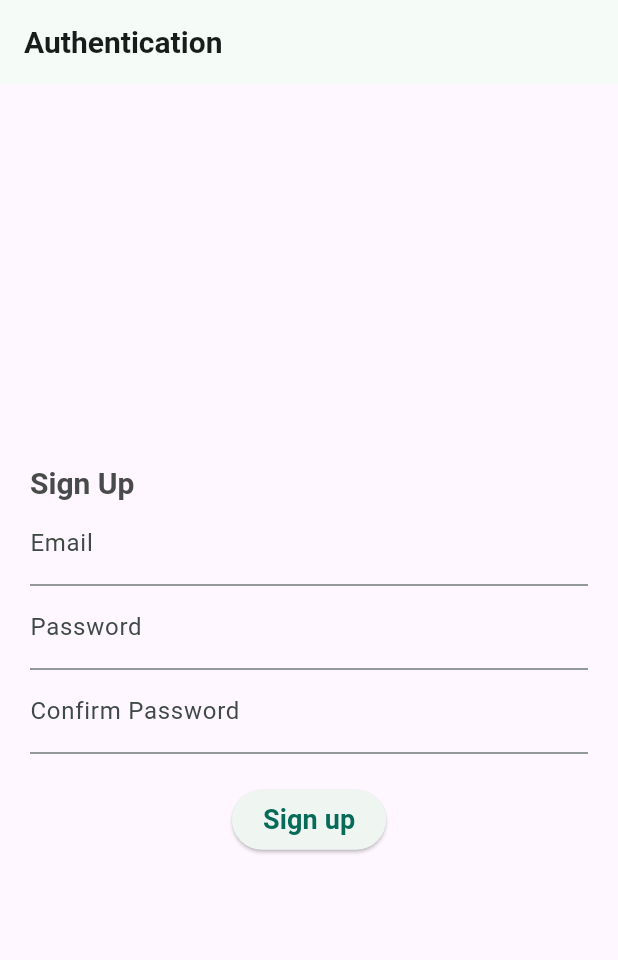
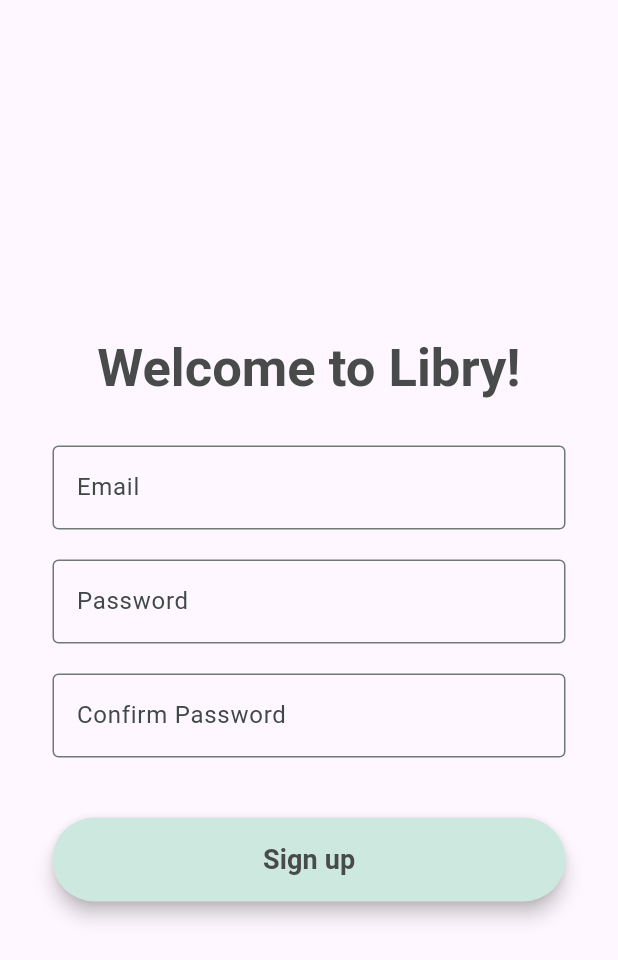
Before and after one commit to gazdicdanica/Libry, a Flutter app: the screen it shows after launch, on a phone screen of 412 x 824 dp. Shown: the top 960 px of the screen. Run offline on Flutter 3.47's test engine with Material 3 defaults, Android fonts, the phone set to English and light mode, and no system bars; our stand-ins replace email_validator, firebase_core, flutter_bloc, flutter_dotenv, material_design_icons_flutter; accounts and stored records are empty.

Commit message:
Fixed layout for registration screen to match design

```diff
--- a/lib/presentation/screens/auth_screen.dart
+++ b/lib/presentation/screens/auth_screen.dart
@@ -1,97 +1,28 @@
-import 'package:email_validator/email_validator.dart';
 import 'package:flutter/material.dart';
+import 'package:flutter_internship_2024_app/presentation/widgets/auth_form.dart';
 
-class AuthScreen extends StatefulWidget{
+class AuthScreen extends StatelessWidget {
   const AuthScreen({super.key});
-
-  @override
-  State<AuthScreen> createState() => _AuthScreenState();
-}
-
-class _AuthScreenState extends State<AuthScreen> {
-  final _form = GlobalKey<FormState>();
-  //TODO: change to true
-  var _isLogin = false;
-
-
-  @override
-  void initState() {
-    super.initState();
-  }
-
-  @override
-  void dispose() {
-    super.dispose();
-  }
 
   @override
   Widget build(BuildContext context) {
     return Scaffold(
-      appBar: AppBar(
-        title: const Text('Authentication'),
-      ),
       body: Center(
         child: SingleChildScrollView(
           child: Padding(
-            padding: const EdgeInsets.symmetric(horizontal: 20.0),
+            padding: const EdgeInsets.symmetric(horizontal: 35.0),
             child: Column(
-              crossAxisAlignment: CrossAxisAlignment.start,
+              crossAxisAlignment: CrossAxisAlignment.center,
               children: [
-                Text(_isLogin ? 'Login' : 'Sign Up', style: Theme.of(context).textTheme.titleLarge,),
-                Form(
-                  child: Column(
-                    children: [
-                      //email
-                      TextFormField(
-                        decoration: const InputDecoration(labelText: 'Email'),
-                        keyboardType: TextInputType.emailAddress,
-                        autocorrect: false,
-                        textCapitalization: TextCapitalization.none,
-                        validator: (value) {
-                          if(value == null || value.trim().isEmpty || !EmailValidator.validate(value)){
-                            return 'Please enter a valid email address';
-                          }
-                          return null;
-                        },
-                      ),
-                      // password
-                      TextFormField(
-                        decoration: const InputDecoration(labelText: 'Password'),
-                        keyboardType: TextInputType.text,
-                        autocorrect: false,
-                        textCapitalization: TextCapitalization.none,
-                        obscureText: true,
-                        validator: (value) {
-                          if(value == null || value.trim().isEmpty || value.length < 6){
-                            return 'Password must be at least 6 characters long';
-                          }
-                          return null;
-
-                        },
-                      ),
-                      if(!_isLogin)
-                        // confirm password
-                        TextFormField(
-                          decoration: const InputDecoration(labelText: 'Confirm Password'),
-                          keyboardType: TextInputType.text,
-                          autocorrect: false,
-                          textCapitalization: TextCapitalization.none,
-                          obscureText: true,
-                          validator: (value) {
-
-                            return null;
-                          },
-                        ),
-                      const SizedBox(height: 20,),
-                      ElevatedButton(
-                        onPressed: (){},
-                        child: Text(_isLogin ? 'Login' : 'Sign up'),
-                      ),
-                    ],
-                  )
-
+                Text(
+                  'Welcome to Libry!',
+                  style: Theme.of(context).textTheme.titleLarge,
                 ),
-              ],
+                const SizedBox(
+                  height: 30,
+                ),
+                const AuthForm(),
+               ],
             ),
           ),
         ),
--- /dev/null
+++ b/lib/presentation/widgets/auth_form.dart
@@ -0,0 +1,102 @@
+import 'package:email_validator/email_validator.dart';
+import 'package:flutter/material.dart';
+import 'package:flutter_internship_2024_app/theme.dart';
+
+final buttonStyle = ButtonStyle(
+  foregroundColor: MaterialStateProperty.all<Color>(textColor),
+  backgroundColor: MaterialStateProperty.all<Color>(themeSeedColor),
+  padding: MaterialStateProperty.all(const EdgeInsets.symmetric(vertical: 15)),
+  elevation: MaterialStateProperty.all(5),
+);
+
+class AuthForm extends StatefulWidget {
+  const AuthForm({super.key});
+
+  @override
+  State<AuthForm> createState() => _AuthFormState();
+}
+
+class _AuthFormState extends State<AuthForm> {
+  final _form = GlobalKey<FormState>();
+  //TODO: change to true
+  var _isLogin = false;
+
+  @override
+  Widget build(BuildContext context) {
+    return Form(
+      key: _form,
+      child: Column(
+        children: [
+          //email
+          TextFormField(
+            decoration: const InputDecoration(
+                labelText: 'Email',
+                hintText: 'Your email address',
+                border: OutlineInputBorder()),
+            keyboardType: TextInputType.emailAddress,
+            autocorrect: false,
+            textCapitalization: TextCapitalization.none,
+            validator: (value) {
+              if (value == null ||
+                  value.trim().isEmpty ||
+                  !EmailValidator.validate(value)) {
+                return 'Email is not in correct format';
+              }
+              return null;
+            },
+          ),
+          const SizedBox(
+            height: 20,
+          ),
+          // password
+          TextFormField(
+            decoration: const InputDecoration(
+                labelText: 'Password',
+                hintText: 'Your password',
+                border: OutlineInputBorder()),
+            keyboardType: TextInputType.text,
+            autocorrect: false,
+            textCapitalization: TextCapitalization.none,
+            obscureText: true,
+            validator: (value) {
+              if (value == null || value.trim().isEmpty || value.length < 6) {
+                return 'Password should contain 6 characters';
+              }
+              return null;
+            },
+          ),
+          if (!_isLogin)
+            const SizedBox(
+              height: 20,
+            ),
+          // confirm password
+          TextFormField(
+            decoration: const InputDecoration(
+                labelText: 'Confirm Password',
+                hintText: 'Repeat your password',
+                border: OutlineInputBorder()),
+            keyboardType: TextInputType.text,
+            autocorrect: false,
+            textCapitalization: TextCapitalization.none,
+            obscureText: true,
+            validator: (value) {
+              return null;
+            },
+          ),
+          const SizedBox(
+            height: 40,
+          ),
+          SizedBox(
+            width: double.infinity,
+            child: ElevatedButton(
+
+              onPressed: () {},
+              style: buttonStyle,
+              child: Text(_isLogin ? 'Login' : 'Sign up'),
+            ),
+          ),
+        ],
+      ),
+    );
+  }
+}
--- a/lib/theme.dart
+++ b/lib/theme.dart
@@ -22,12 +22,12 @@
         bodyMedium: const TextStyle(
           fontSize: 15,
           color: textColor,
-          fontWeight: FontWeight.w500
+          fontWeight: FontWeight.w500,
         ),
         titleLarge: const TextStyle(
-          fontSize: 20,
+          fontSize: 35,
           color: textColor,
-          fontWeight: FontWeight.bold
+          fontWeight: FontWeight.bold,
         ),
       ),
 );
```
